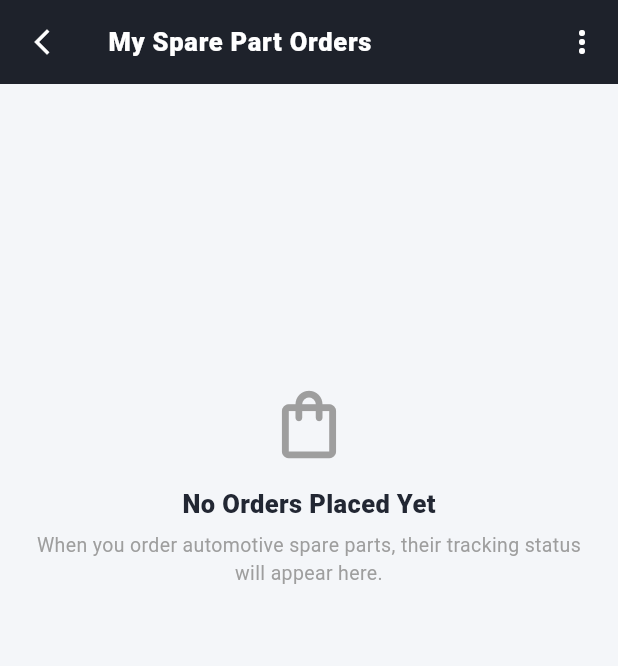
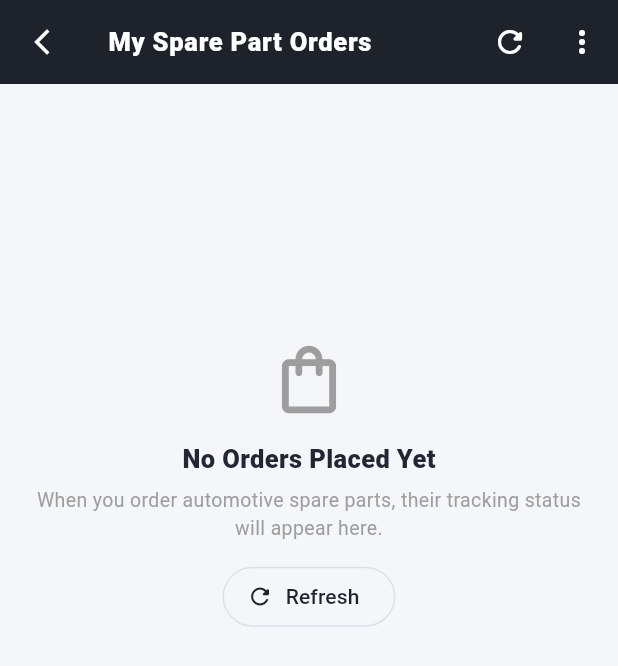
Before and after one commit to Ameenyasircm/autosparehub, a Flutter app: the UserHomeScreen screen opened by its route, item 3 of the bottom bar chosen, after a tap on "My Orders", on a phone screen of 412 x 824 dp. Shown: the top 666 px of the screen. Run offline on Flutter 3.47's test engine with Material 3 defaults, Android fonts, the phone set to English and light mode, and no system bars; our stand-ins replace cloud_firestore, firebase_core, firebase_database, firebase_messaging, flutter_local_notifications, image_picker and 3 more; accounts and stored records are empty; network calls fail.

Commit message:
user updates

```diff
--- a/lib/providers/order_provider.dart
+++ b/lib/providers/order_provider.dart
@@ -410,8 +410,84 @@ class OrderProvider extends ChangeNotifier {
     }
   }
 
+  // --- Live customer orders (user app) ---
+  final List<StreamSubscription<QuerySnapshot<Map<String, dynamic>>>> _customerOrderSubs = [];
+  String? _listeningCustomerKey;
+  Map<String, OrderModel> _ordersById = {};
+  Map<String, OrderModel> _ordersByPhone = {};
+
+  /// Keeps the customer's orders in sync in real time, so status changes,
+  /// remarks and sales made by the admin show up immediately. Listens by
+  /// user ID and by phone (older orders) and merges both without duplicates.
+  /// Calling it again for the same customer keeps the existing listeners.
+  void listenToCustomerOrders(String userId, {String? userPhone}) {
+    if (userId.isEmpty && (userPhone == null || userPhone.isEmpty)) return;
+    final key = '$userId|${userPhone ?? ''}';
+    if (_listeningCustomerKey == key && _customerOrderSubs.isNotEmpty) return;
+
+    _stopCustomerOrderListeners();
+    _listeningCustomerKey = key;
+    if (_customerOrders.isEmpty) {
+      _isCustomerOrdersLoading = true;
+      notifyListeners();
+    }
+
+    void listen(Query<Map<String, dynamic>> query, void Function(Map<String, OrderModel>) assign) {
+      _customerOrderSubs.add(query.snapshots().listen(
+        (snapshot) {
+          final map = <String, OrderModel>{};
+          for (final doc in snapshot.docs) {
+            final order = OrderModel.fromFirestore(doc);
+            map[order.id.isNotEmpty ? order.id : order.orderNumber] = order;
+          }
+          assign(map);
+          _rebuildCustomerOrders();
+        },
+        onError: (e) {
+          debugPrint('OrderProvider.listenToCustomerOrders error: $e');
+          _isCustomerOrdersLoading = false;
+          notifyListeners();
+        },
+      ));
+    }
+
+    final orders = _firestore.collection(collectionName);
+    if (userId.isNotEmpty) {
+      listen(orders.where('USER_ID', isEqualTo: userId), (m) => _ordersById = m);
+    }
+    if (userPhone != null && userPhone.isNotEmpty) {
+      listen(orders.where('USER_PHONE', isEqualTo: userPhone), (m) => _ordersByPhone = m);
+    }
+  }
+
+  void _rebuildCustomerOrders() {
+    // Same order can match both queries; the map key removes duplicates.
+    final merged = {..._ordersByPhone, ..._ordersById};
+    final list = merged.values.toList()
+      ..sort((a, b) {
+        if (a.createdAt != null && b.createdAt != null) {
+          return b.createdAt!.compareTo(a.createdAt!);
+        }
+        return b.id.compareTo(a.id);
+      });
+    _customerOrders = list;
+    _isCustomerOrdersLoading = false;
+    notifyListeners();
+  }
+
+  void _stopCustomerOrderListeners() {
+    for (final sub in _customerOrderSubs) {
+      sub.cancel();
+    }
+    _customerOrderSubs.clear();
+    _listeningCustomerKey = null;
+    _ordersById = {};
+    _ordersByPhone = {};
+  }
+
   /// Clear customer orders on logout or switching accounts
   void clearCustomerOrders() {
+    _stopCustomerOrderListeners();
     _customerOrders = [];
     _isCustomerOrdersLoading = false;
     notifyListeners();
@@ -594,6 +670,7 @@ class OrderProvider extends ChangeNotifier {
 
   @override
   void dispose() {
+    _stopCustomerOrderListeners();
     _adminOrdersSubscription?.cancel();
     super.dispose();
   }
--- a/lib/screens/user/user_home_screen.dart
+++ b/lib/screens/user/user_home_screen.dart
@@ -61,7 +61,7 @@ class _UserHomeScreenState extends State<UserHomeScreen> {
         if (auth.isApproved) {
           context.read<CartProvider>().loadCartForUser(cust.id);
         }
-        context.read<OrderProvider>().fetchCustomerOrders(cust.id, userPhone: cust.phone);
+        context.read<OrderProvider>().listenToCustomerOrders(cust.id, userPhone: cust.phone);
       }
 
       if (widget.showPendingAlertOnStart) {
@@ -2129,6 +2129,8 @@ class _UserHomeScreenState extends State<UserHomeScreen> {
                   await auth.logout();
                   if (context.mounted) {
                     context.read<CartProvider>().onUserLogout();
+                    // Stop live order updates and clear this customer's orders.
+                    context.read<OrderProvider>().clearCustomerOrders();
                     ScaffoldMessenger.of(context).showSnackBar(
                       const SnackBar(content: Text('Logged out successfully.')),
                     );
@@ -2208,7 +2210,7 @@ class _UserHomeScreenState extends State<UserHomeScreen> {
           final auth = context.read<UserAuthProvider>();
           if (auth.currentCustomer != null) {
             final cust = auth.currentCustomer!;
-            context.read<OrderProvider>().fetchCustomerOrders(cust.id, userPhone: cust.phone);
+            context.read<OrderProvider>().listenToCustomerOrders(cust.id, userPhone: cust.phone);
           }
         }
       },
--- a/lib/screens/user/user_orders_screen.dart
+++ b/lib/screens/user/user_orders_screen.dart
@@ -105,6 +105,33 @@ class UserOrdersScreen extends StatefulWidget {
 }
 
 class _UserOrdersScreenState extends State<UserOrdersScreen> {
+  bool _isRefreshing = false;
+
+  /// Manual refresh (button). Orders are also live, this just forces a fresh read.
+  Future<void> _refreshOrders() async {
+    final customer = context.read<UserAuthProvider>().currentCustomer;
+    if (customer == null || _isRefreshing) return;
+    setState(() => _isRefreshing = true);
+    await context
+        .read<OrderProvider>()
+        .fetchCustomerOrders(customer.id, userPhone: customer.phone);
+    if (mounted) setState(() => _isRefreshing = false);
+  }
+
+  Widget _buildRefreshButton({Color color = AppColors.darkHeader}) {
+    return IconButton(
+      tooltip: 'Refresh orders',
+      onPressed: _isRefreshing ? null : _refreshOrders,
+      icon: _isRefreshing
+          ? SizedBox(
+              width: 18,
+              height: 18,
+              child: CircularProgressIndicator(strokeWidth: 2, color: color),
+            )
+          : Icon(Icons.refresh_rounded, color: color),
+    );
+  }
+
   String? _lastFetchedCustomerId;
   String _selectedStatusFilter = 'ALL';
 
@@ -121,7 +148,7 @@ class _UserOrdersScreenState extends State<UserOrdersScreen> {
     final customer = context.read<UserAuthProvider>().currentCustomer;
     if (customer != null && (force || _lastFetchedCustomerId != customer.id)) {
       _lastFetchedCustomerId = customer.id;
-      context.read<OrderProvider>().fetchCustomerOrders(customer.id, userPhone: customer.phone);
+      context.read<OrderProvider>().listenToCustomerOrders(customer.id, userPhone: customer.phone);
     }
   }
 
@@ -565,6 +592,7 @@ class _UserOrdersScreenState extends State<UserOrdersScreen> {
                 style: TextStyle(color: Colors.white, fontWeight: FontWeight.w800, fontSize: 17),
               ),
               actions: [
+                _buildRefreshButton(color: Colors.white),
                 PopupMenuButton<String>(
                   icon: const Icon(Icons.more_vert, color: Colors.white),
                   tooltip: 'Account Options',
@@ -753,6 +781,8 @@ class _UserOrdersScreenState extends State<UserOrdersScreen> {
                                       textAlign: TextAlign.center,
                                       style: TextStyle(color: Colors.grey, fontSize: 13),
                                     ),
+                                    SizedBox(height: 12),
+                                    _EmptyOrdersRefreshSlot(),
                                   ],
                                 ),
                               ),
@@ -858,10 +888,13 @@ class _UserOrdersScreenState extends State<UserOrdersScreen> {
           bottom: BorderSide(color: AppColors.dividerLight, width: 1),
         ),
       ),
-      child: SingleChildScrollView(
+      child: Row(
+        children: [
+          Expanded(
+            child: SingleChildScrollView(
         scrollDirection: Axis.horizontal,
         physics: const BouncingScrollPhysics(),
-        padding: const EdgeInsets.symmetric(horizontal: 16),
+        padding: const EdgeInsets.only(left: 16, right: 8),
         child: Row(
           children: [
             _buildFilterPill(
@@ -905,6 +938,11 @@ class _UserOrdersScreenState extends State<UserOrdersScreen> {
             ),
           ],
         ),
+            ),
+          ),
+          _buildRefreshButton(),
+          const SizedBox(width: 4),
+        ],
       ),
     );
   }
@@ -1196,3 +1234,24 @@ class _UserOrdersScreenState extends State<UserOrdersScreen> {
     );
   }
 }
+
+/// Refresh button for the empty "No Orders" view (kept as a const-friendly
+/// widget so the surrounding const list stays const).
+class _EmptyOrdersRefreshSlot extends StatelessWidget {
+  const _EmptyOrdersRefreshSlot();
+
+  @override
+  Widget build(BuildContext context) {
+    final state = context.findAncestorStateOfType<_UserOrdersScreenState>();
+    if (state == null) return const SizedBox.shrink();
+    return OutlinedButton.icon(
+      onPressed: state._isRefreshing ? null : state._refreshOrders,
+      icon: const Icon(Icons.refresh_rounded, size: 18),
+      label: const Text('Refresh'),
+      style: OutlinedButton.styleFrom(
+        foregroundColor: AppColors.darkHeader,
+        side: const BorderSide(color: AppColors.borderLight),
+      ),
+    );
+  }
+}
```
